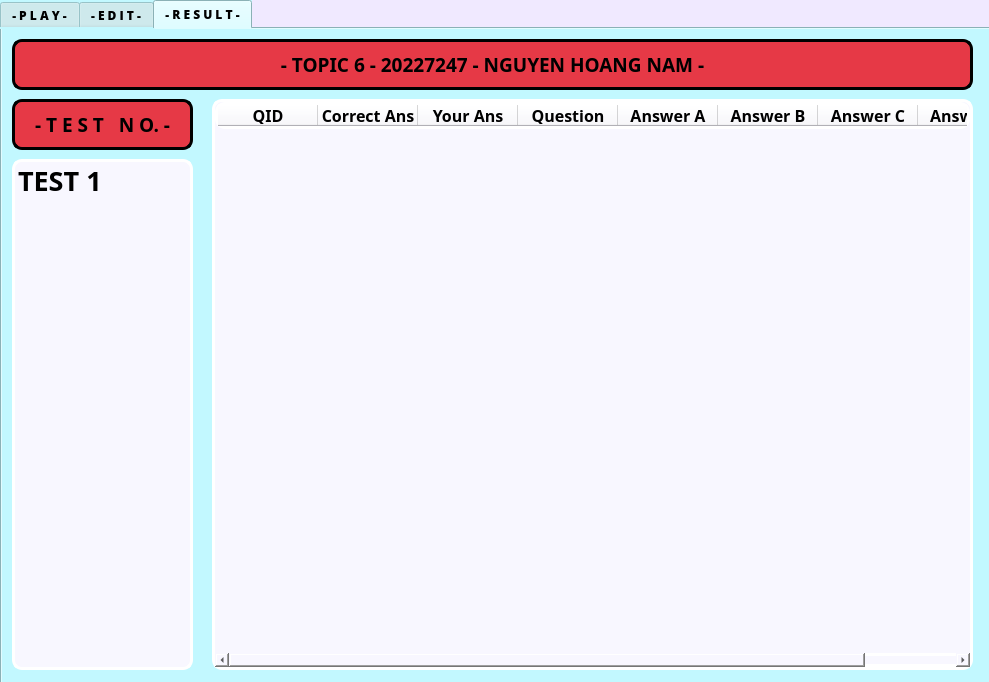
First picture: the form in form.ui, repository hoangnamgithub/topic6_QuizzApp_main, before the edit.
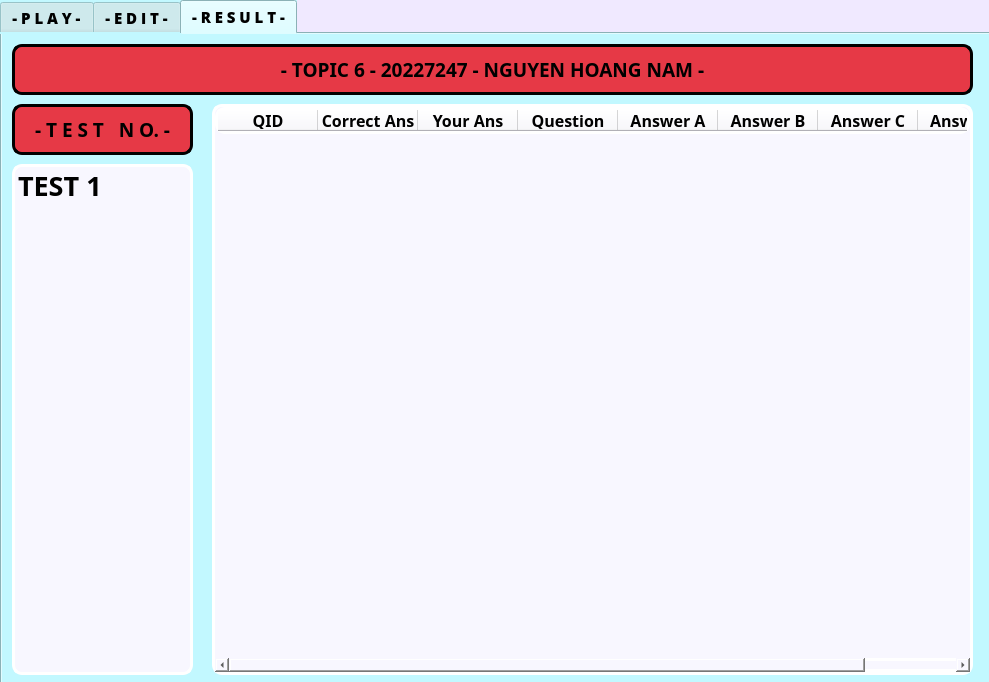
Second picture: the form after the edit.

The edit to the form file:
```diff
--- a/form.ui
+++ b/form.ui
@@ -50,6 +50,7 @@
     <property name="font">
      <font>
       <family>Open Sans ExtraBold</family>
+      <pointsize>11</pointsize>
       <bold>true</bold>
      </font>
     </property>
```
